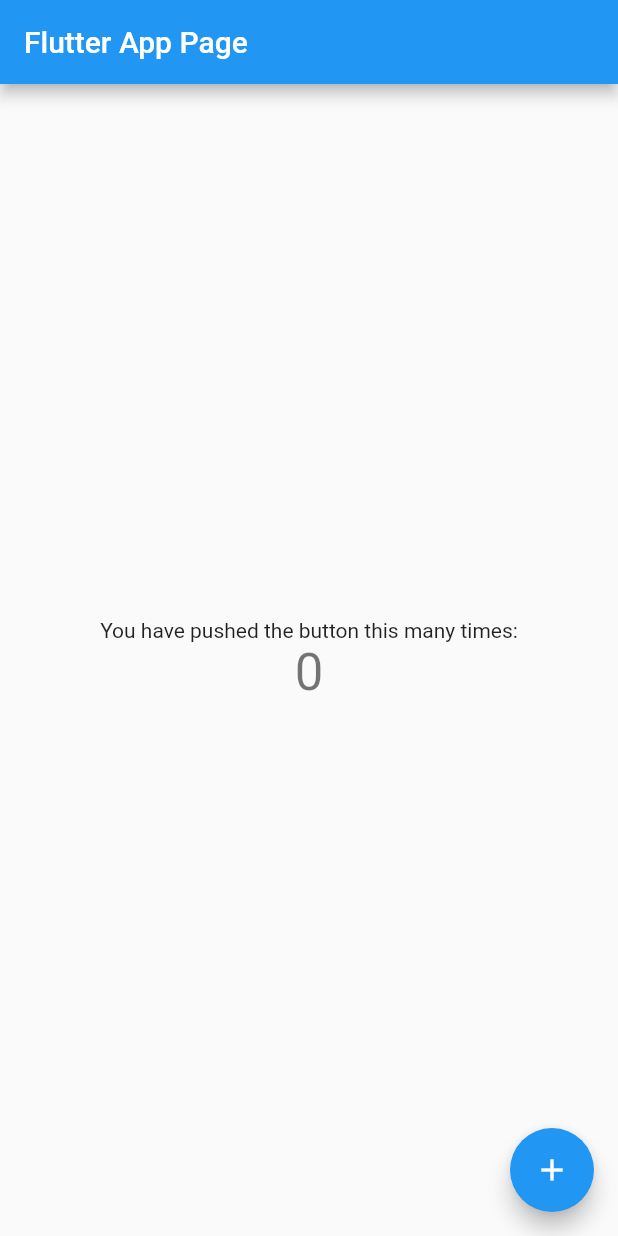
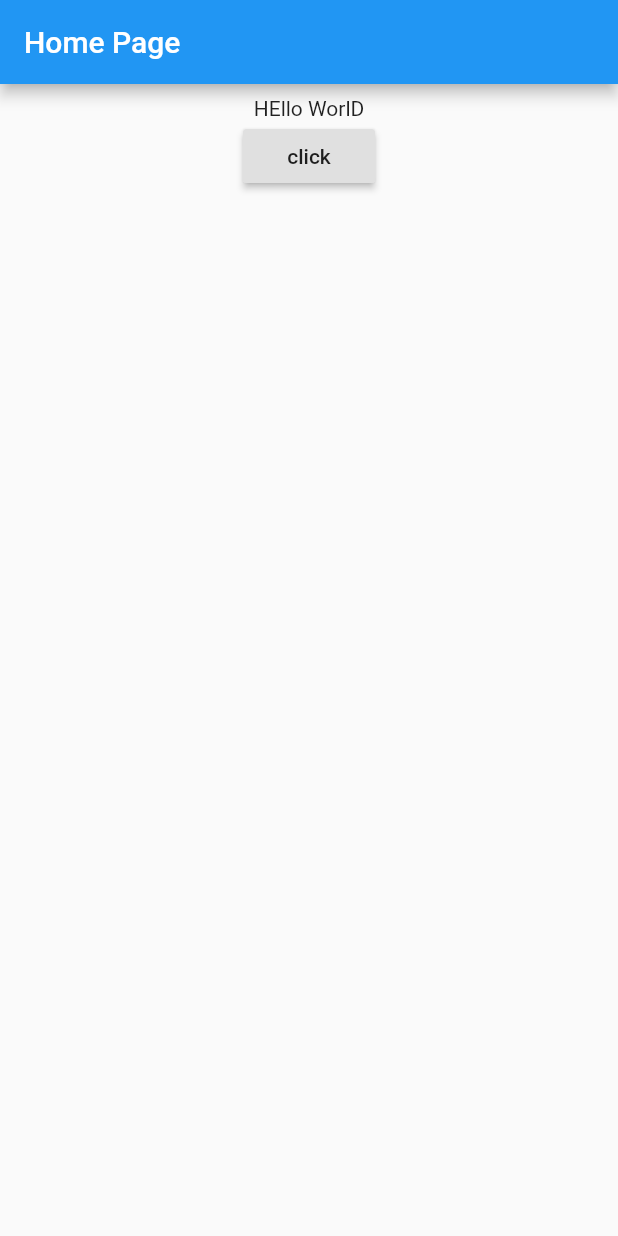
Before and after one commit to sandeepk17/FLUTTER_VS_PROJ, a Flutter app: the screen it shows after launch, on a phone screen of 412 x 824 dp. Run offline on Flutter 3.47's test engine with Material 2 defaults, Android fonts, the phone set to English and light mode, and no system bars.

Commit message:
added changes

```diff
--- a/lib/main.dart
+++ b/lib/main.dart
@@ -1,111 +1,62 @@
 import 'package:flutter/material.dart';
 
-void main() => runApp(MyApp());
+void main(){
+  runApp(new MyApp());
+}
 
 class MyApp extends StatelessWidget {
-  // This widget is the root of your application.
   @override
   Widget build(BuildContext context) {
-    return MaterialApp(
-      title: 'Flutter Demo',
-      theme: ThemeData(
-        // This is the theme of your application.
-        //
-        // Try running your application with "flutter run". You'll see the
-        // application has a blue toolbar. Then, without quitting the app, try
-        // changing the primarySwatch below to Colors.green and then invoke
-        // "hot reload" (press "r" in the console where you ran "flutter run",
-        // or simply save your changes to "hot reload" in a Flutter IDE).
-        // Notice that the counter didn't reset back to zero; the application
-        // is not restarted.
-        primarySwatch: Colors.blue,
-      ),
-      home: MyHomePage(title: 'Flutter App Page'),
+    return new MaterialApp(
+      title: "My App",
+      home: new HomePage(),
     );
   }
 }
 
-class MyHomePage extends StatefulWidget {
-  MyHomePage({Key key, this.title}) : super(key: key);
-
-  // This widget is the home page of your application. It is stateful, meaning
-  // that it has a State object (defined below) that contains fields that affect
-  // how it looks.
-
-  // This class is the configuration for the state. It holds the values (in this
-  // case the title) provided by the parent (in this case the App widget) and
-  // used by the build method of the State. Fields in a Widget subclass are
-  // always marked "final".
-
-  final String title;
-
-  @override
-  _MyHomePageState createState() => _MyHomePageState();
+class HomePage extends StatefulWidget {
+   @override
+  _HomePageState createState() => new _HomePageState();
 }
 
-class _MyHomePageState extends State<MyHomePage> {
-  int _counter = 0;
 
-  void _incrementCounter() {
-    setState(() {
-      // This call to setState tells the Flutter framework that something has
-      // changed in this State, which causes it to rerun the build method below
-      // so that the display can reflect the updated values. If we changed
-      // _counter without calling setState(), then the build method would not be
-      // called again, and so nothing would appear to happen.
-      _counter++;
+class _HomePageState extends State<HomePage> {
+
+  String mytext = "HEllo WorlD";
+
+  void _changeText(){
+    setState((){
+      if (mytext.startsWith("H")) {
+        mytext = "Welcome to my app";
+      }else{
+        mytext = "Hello World";
+      }
     });
+  }
+  Widget _bodyWidget(){
+    return new Container(
+      padding: const EdgeInsets.all(8.0),
+      child: new Center(
+        child: new Column(
+          children: <Widget>[
+            new Text(mytext),
+            new RaisedButton(
+              child: new Text("click"),
+              onPressed: _changeText,
+            )
+          ],
+        ),
+      ),
+    );
   }
 
   @override
   Widget build(BuildContext context) {
-    // This method is rerun every time setState is called, for instance as done
-    // by the _incrementCounter method above.
-    //
-    // The Flutter framework has been optimized to make rerunning build methods
-    // fast, so that you can just rebuild anything that needs updating rather
-    // than having to individually change instances of widgets.
-    return Scaffold(
-      appBar: AppBar(
-        // Here we take the value from the MyHomePage object that was created by
-        // the App.build method, and use it to set our appbar title.
-        title: Text(widget.title),
+    return new Scaffold(
+      appBar: new AppBar(
+        title: new Text("Home Page"),
       ),
-      body: Center(
-        // Center is a layout widget. It takes a single child and positions it
-        // in the middle of the parent.
-        child: Column(
-          // Column is also layout widget. It takes a list of children and
-          // arranges them vertically. By default, it sizes itself to fit its
-          // children horizontally, and tries to be as tall as its parent.
-          //
-          // Invoke "debug painting" (press "p" in the console, choose the
-          // "Toggle Debug Paint" action from the Flutter Inspector in Android
-          // Studio, or the "Toggle Debug Paint" command in Visual Studio Code)
-          // to see the wireframe for each widget.
-          //
-          // Column has various properties to control how it sizes itself and
-          // how it positions its children. Here we use mainAxisAlignment to
-          // center the children vertically; the main axis here is the vertical
-          // axis because Columns are vertical (the cross axis would be
-          // horizontal).
-          mainAxisAlignment: MainAxisAlignment.center,
-          children: <Widget>[
-            Text(
-              'You have pushed the button this many times:',
-            ),
-            Text(
-              '$_counter',
-              style: Theme.of(context).textTheme.display1,
-            ),
-          ],
-        ),
-      ),
-      floatingActionButton: FloatingActionButton(
-        onPressed: _incrementCounter,
-        tooltip: 'Increment',
-        child: Icon(Icons.add),
-      ), // This trailing comma makes auto-formatting nicer for build methods.
+      body: _bodyWidget(),
     );
   }
 }
```
